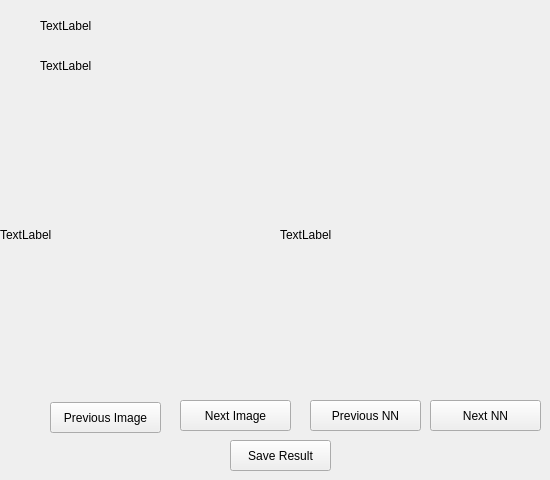
The window that ImplementationPhase/View/ViewModule/ui/classificationresultpanel.ui (JohannesHaering/PSE) describes before a commit, drawn with Qt 5.
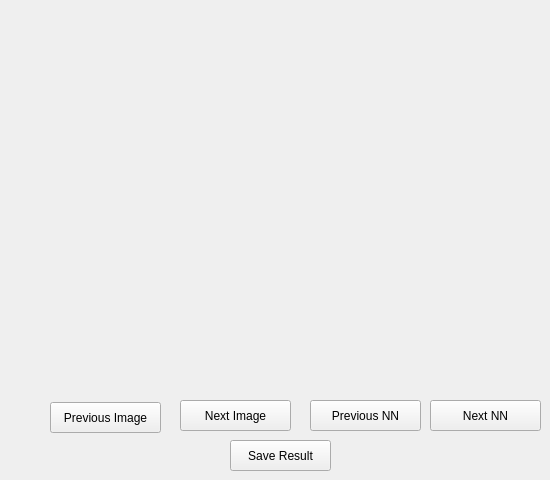
The same window after the commit.

```diff
--- a/ImplementationPhase/View/ViewModule/ui/classificationresultpanel.ui
+++ b/ImplementationPhase/View/ViewModule/ui/classificationresultpanel.ui
@@ -23,7 +23,7 @@
     </rect>
    </property>
    <property name="text">
-    <string>TextLabel</string>
+    <string/>
    </property>
   </widget>
   <widget class="QLabel" name="imgName">
@@ -36,7 +36,7 @@
     </rect>
    </property>
    <property name="text">
-    <string>TextLabel</string>
+    <string/>
    </property>
   </widget>
   <widget class="QPushButton" name="prevImgButton">
@@ -101,7 +101,7 @@
     </rect>
    </property>
    <property name="text">
-    <string>TextLabel</string>
+    <string/>
    </property>
   </widget>
   <widget class="QLabel" name="resultLabel">
@@ -114,7 +114,7 @@
     </rect>
    </property>
    <property name="text">
-    <string>TextLabel</string>
+    <string/>
    </property>
   </widget>
   <widget class="QPushButton" name="saveResultButton">
```
